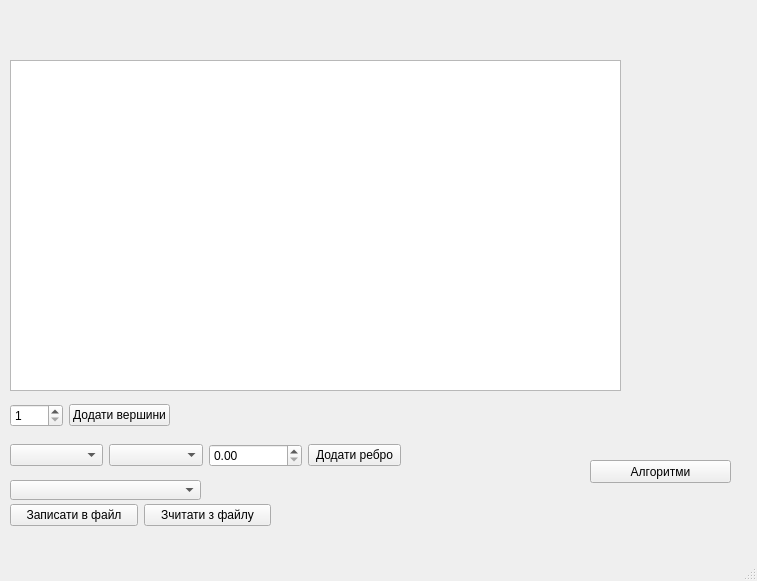
This is creategraphwindow.ui in MyNameIsLiza/CourseWork as Qt 5 draws it before an edit. The edited form follows.
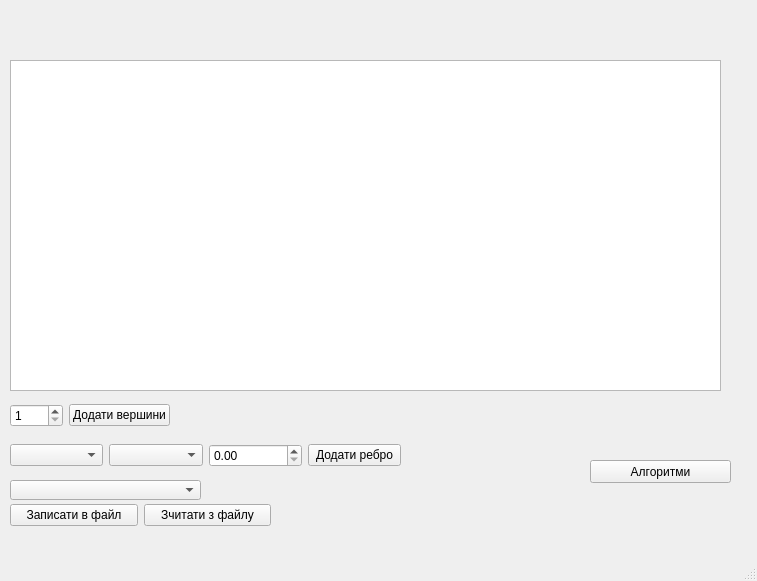
This is the edited form.

Diff of the .ui file:
```diff
--- a/creategraphwindow.ui
+++ b/creategraphwindow.ui
@@ -19,7 +19,7 @@
      <rect>
       <x>10</x>
       <y>60</y>
-      <width>611</width>
+      <width>711</width>
       <height>331</height>
      </rect>
     </property>
```
